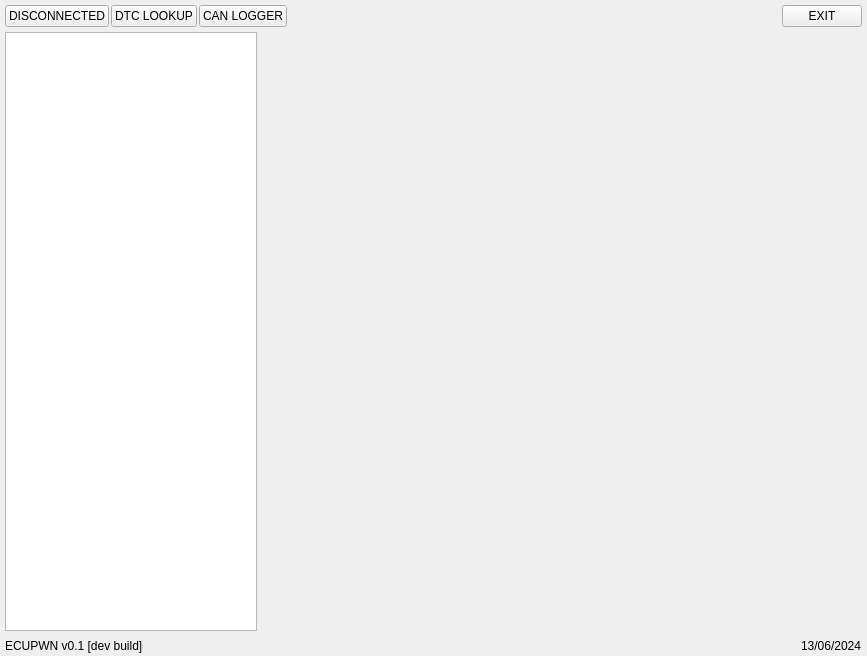
Before: the Qt Designer form ui/splash.ui in fearricepudding/ECUPWN_APP, drawn with Qt 5.
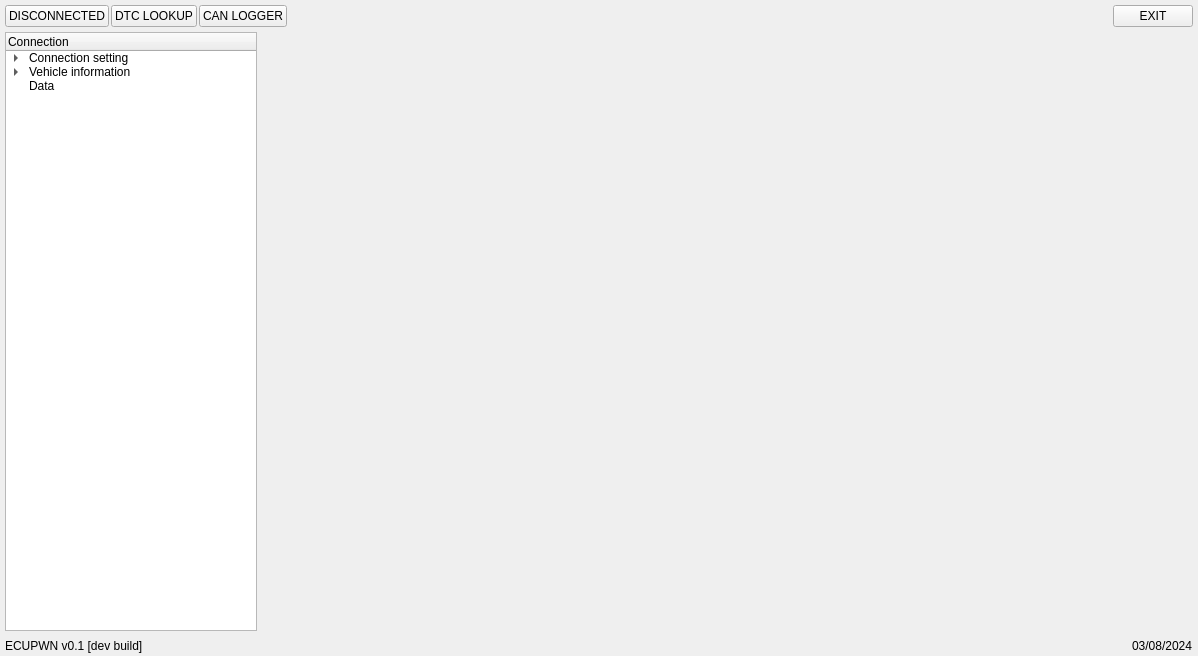
After: the same form once the commit is applied. Icons and pictures are not drawn.

The edit to the form file:
```diff
--- a/ui/splash.ui
+++ b/ui/splash.ui
@@ -6,7 +6,7 @@
    <rect>
     <x>0</x>
     <y>0</y>
-    <width>867</width>
+    <width>1198</width>
     <height>656</height>
    </rect>
   </property>
@@ -97,14 +97,60 @@
     <item>
      <layout class="QHBoxLayout" name="horizontalLayout">
       <item>
-       <widget class="QTreeView" name="treeView">
+       <widget class="QTreeWidget" name="treeWidget">
         <property name="styleSheet">
          <string notr="true">max-width:250px;</string>
         </property>
+        <column>
+         <property name="text">
+          <string>Connection</string>
+         </property>
+        </column>
+        <item>
+         <property name="text">
+          <string>Connection setting </string>
+         </property>
+         <item>
+          <property name="text">
+           <string>ECUPWN Config</string>
+          </property>
+         </item>
+         <item>
+          <property name="text">
+           <string>Vehicle connection</string>
+          </property>
+         </item>
+        </item>
+        <item>
+         <property name="text">
+          <string>Vehicle information</string>
+         </property>
+         <item>
+          <property name="text">
+           <string>ECU Data</string>
+          </property>
+         </item>
+        </item>
+        <item>
+         <property name="text">
+          <string>Data</string>
+         </property>
+        </item>
        </widget>
       </item>
       <item>
-       <widget class="QWidget" name="widget" native="true"/>
+       <widget class="QStackedWidget" name="stackedWidget">
+        <property name="styleSheet">
+         <string notr="true">#stackedWidget{
+background: #000000 url(&quot;./logo.png&quot;) center center 10px no-repeat;
+}</string>
+        </property>
+        <property name="currentIndex">
+         <number>0</number>
+        </property>
+        <widget class="QWidget" name="page"/>
+        <widget class="QWidget" name="page_2"/>
+       </widget>
       </item>
      </layout>
     </item>
@@ -133,7 +179,7 @@
       <item>
        <widget class="QLabel" name="label_2">
         <property name="text">
-         <string>13/06/2024</string>
+         <string>03/08/2024</string>
         </property>
        </widget>
       </item>
```
Left out of the diff: 5 changed lines with no effect on the pictures.
